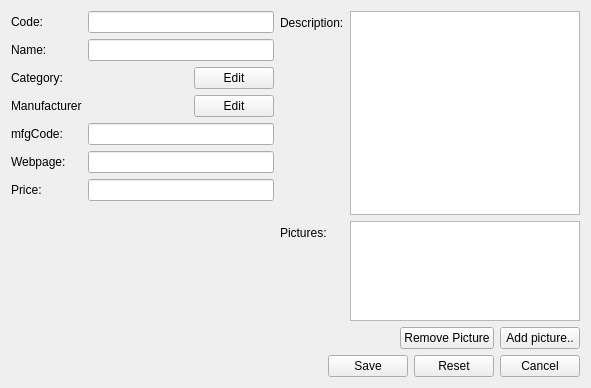
The window that client/uiforms/component_edit.ui (Wolframe/configurator) describes before a commit, drawn with Qt 5.
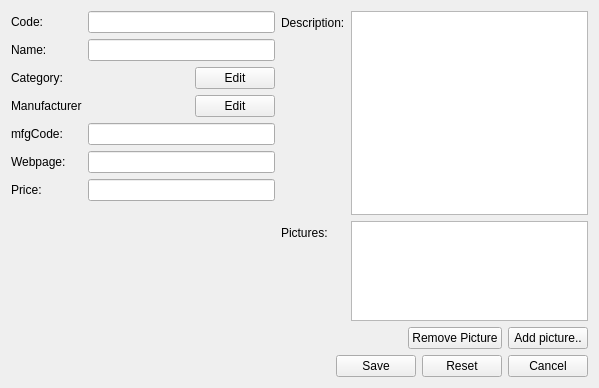
The same window after the commit. Icons and pictures are not drawn.

The edit to the form file:
```diff
--- a/client/uiforms/component_edit.ui
+++ b/client/uiforms/component_edit.ui
@@ -6,7 +6,7 @@
    <rect>
     <x>0</x>
     <y>0</y>
-    <width>591</width>
+    <width>599</width>
     <height>388</height>
    </rect>
   </property>
```
